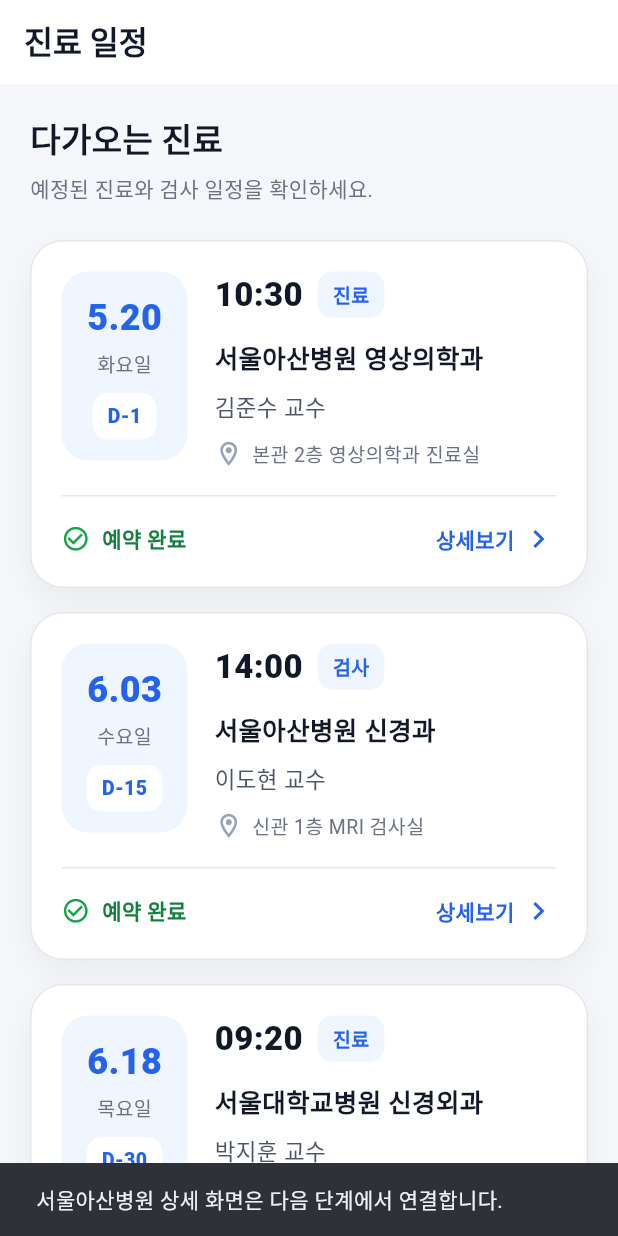
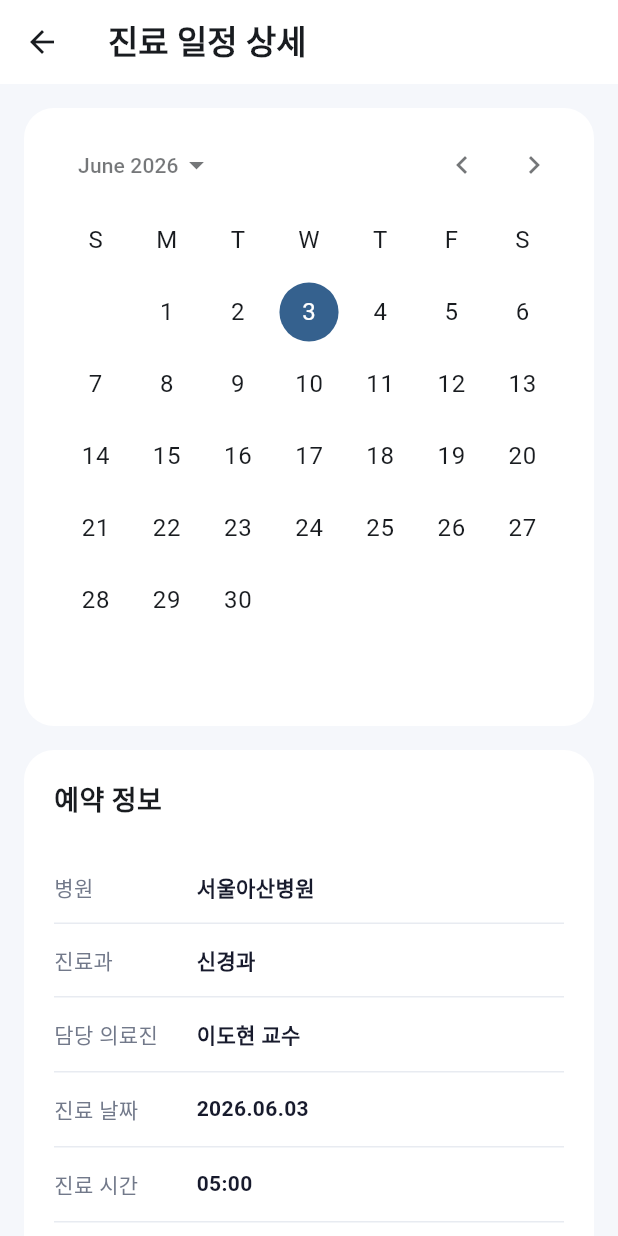
Before and after one commit to duddl6292/flutter-project, a Flutter app: the AppointmentListScreen screen opened by its route, after a tap on "6.03", on a phone screen of 412 x 824 dp. Run offline on Flutter 3.47's test engine with Material 3 defaults, Android fonts, the phone set to English and light mode, and no system bars; our stand-ins replace dio, firebase_core, firebase_messaging, flutter_local_notifications, flutter_riverpod, flutter_secure_storage and 1 more; accounts and stored records are empty.

Commit message:
예약 화면 기능 추가

```diff
--- a/mobile/lib/core/router/app_router.dart
+++ b/mobile/lib/core/router/app_router.dart
@@ -7,6 +7,8 @@
 import 'package:brainon_mobile/features/home/home_screen.dart';
 import 'package:flutter_riverpod/flutter_riverpod.dart';
 import 'package:go_router/go_router.dart';
+import 'package:brainon_mobile/features/appointment/appointment_detail_screen.dart';
+import 'package:brainon_mobile/shared/models/appointment.dart';
 
 final appRouterProvider = Provider<GoRouter>((ref) {
   final router = GoRouter(
@@ -49,6 +51,24 @@
           return const AppointmentListScreen();
         },
       ),
+
+      GoRoute(
+        path: '/appointments/detail',
+        name: RouteNames.appointmentDetail,
+        builder: (context, state) {
+          final appointment = state.extra;
+
+          if (appointment is! Appointment) {
+            return const AppointmentListScreen();
+          }
+
+          return AppointmentDetailScreen(
+            appointment: appointment,
+          );
+        },
+      ),
+
+
     ],
   );
 
--- a/mobile/lib/core/router/route_names.dart
+++ b/mobile/lib/core/router/route_names.dart
@@ -4,5 +4,6 @@
   static const patientHome = 'patientHome';
   static const home = 'home';
   //static const clinicianHome = 'clinicianHome';
-  static const appointments = 'appointments';
+  static const appointments = 'appointments'; //예약화면
+  static const appointmentDetail = 'appointmentDetail'; //예약데이터
 }
--- /dev/null
+++ b/mobile/lib/features/appointment/appointment_detail_screen.dart
@@ -0,0 +1,141 @@
+import 'package:flutter/material.dart';
+import 'package:brainon_mobile/shared/models/appointment.dart';
+
+class AppointmentDetailScreen extends StatelessWidget {
+  final Appointment appointment;
+
+  const AppointmentDetailScreen({super.key, required this.appointment});
+
+  @override
+  Widget build(BuildContext context) {
+    final DateTime date = appointment.scheduledAt;
+
+    final String hospital = appointment.hospitalName;
+
+    final String department = appointment.department;
+
+    final String doctor = appointment.doctorName;
+
+    final String time =
+        '${date.hour.toString().padLeft(2, '0')}:'
+        '${date.minute.toString().padLeft(2, '0')}';
+
+    final String location = appointment.location;
+
+    return Scaffold(
+      backgroundColor: const Color(0xFFF5F7FB),
+      appBar: AppBar(
+        title: const Text(
+          '진료 일정 상세',
+          style: TextStyle(fontWeight: FontWeight.w700),
+        ),
+        backgroundColor: Colors.white,
+        surfaceTintColor: Colors.white,
+        elevation: 0,
+      ),
+      body: SafeArea(
+        child: SingleChildScrollView(
+          padding: const EdgeInsets.all(16),
+          child: Column(
+            children: [
+              Container(
+                padding: const EdgeInsets.all(12),
+                decoration: BoxDecoration(
+                  color: Colors.white,
+                  borderRadius: BorderRadius.circular(20),
+                ),
+                child: CalendarDatePicker(
+                  initialDate: date,
+                  firstDate: DateTime(2025),
+                  lastDate: DateTime(2030),
+                  currentDate: DateTime.now(),
+                  onDateChanged: (_) {
+                    // 상세보기 화면이므로 날짜 변경은 하지 않음
+                  },
+                ),
+              ),
+              const SizedBox(height: 16),
+              Container(
+                width: double.infinity,
+                padding: const EdgeInsets.all(20),
+                decoration: BoxDecoration(
+                  color: Colors.white,
+                  borderRadius: BorderRadius.circular(20),
+                ),
+                child: Column(
+                  crossAxisAlignment: CrossAxisAlignment.start,
+                  children: [
+                    const Text(
+                      '예약 정보',
+                      style: TextStyle(
+                        fontSize: 18,
+                        fontWeight: FontWeight.bold,
+                      ),
+                    ),
+                    const SizedBox(height: 20),
+                    _InfoRow(label: '병원', value: hospital),
+                    _InfoRow(label: '진료과', value: department),
+                    _InfoRow(label: '담당 의료진', value: doctor),
+                    _InfoRow(
+                      label: '진료 날짜',
+                      value:
+                          '${date.year}.${date.month.toString().padLeft(2, '0')}.${date.day.toString().padLeft(2, '0')}',
+                    ),
+                    _InfoRow(label: '진료 시간', value: time),
+                    _InfoRow(label: '진료 장소', value: location, isLast: true),
+                  ],
+                ),
+              ),
+            ],
+          ),
+        ),
+      ),
+    );
+  }
+}
+
+class _InfoRow extends StatelessWidget {
+  final String label;
+  final String value;
+  final bool isLast;
+
+  const _InfoRow({
+    required this.label,
+    required this.value,
+    this.isLast = false,
+  });
+
+  @override
+  Widget build(BuildContext context) {
+    return Container(
+      padding: const EdgeInsets.symmetric(vertical: 14),
+      decoration: BoxDecoration(
+        border: isLast
+            ? null
+            : const Border(bottom: BorderSide(color: Color(0xFFE8EBF1))),
+      ),
+      child: Row(
+        crossAxisAlignment: CrossAxisAlignment.start,
+        children: [
+          SizedBox(
+            width: 95,
+            child: Text(
+              label,
+              style: const TextStyle(color: Color(0xFF72798A), fontSize: 14),
+            ),
+          ),
+          Expanded(
+            child: Text(
+              value,
+              style: const TextStyle(
+                color: Color(0xFF171A2C),
+                fontSize: 14,
+                fontWeight: FontWeight.w700,
+              ),
+            ),
+          ),
+        ],
+      ),
+    );
+  }
+}
--- a/mobile/lib/features/appointment/appointment_list_screen.dart
+++ b/mobile/lib/features/appointment/appointment_list_screen.dart
@@ -1,46 +1,27 @@
+import 'package:brainon_mobile/core/router/route_names.dart';
+import 'package:brainon_mobile/features/appointment/repositories/appointment_repository.dart';
+import 'package:brainon_mobile/shared/models/appointment.dart';
 import 'package:flutter/material.dart';
+import 'package:go_router/go_router.dart';
 
-class AppointmentListScreen extends StatelessWidget {
+class AppointmentListScreen extends StatefulWidget {
   const AppointmentListScreen({super.key});
 
-  static const List<Map<String, dynamic>> _appointments = [
-    {
-      'date': '5.20',
-      'day': '화요일',
-      'time': '10:30',
-      'type': '진료',
-      'hospital_name': '서울아산병원',
-      'department': '영상의학과',
-      'doctor_name': '김준수 교수',
-      'location': '본관 2층 영상의학과 진료실',
-      'd_day': 'D-1',
-      'status': '예약 완료',
-    },
-    {
-      'date': '6.03',
-      'day': '수요일',
-      'time': '14:00',
-      'type': '검사',
-      'hospital_name': '서울아산병원',
-      'department': '신경과',
-      'doctor_name': '이도현 교수',
-      'location': '신관 1층 MRI 검사실',
-      'd_day': 'D-15',
-      'status': '예약 완료',
-    },
-    {
-      'date': '6.18',
-      'day': '목요일',
-      'time': '09:20',
-      'type': '진료',
-      'hospital_name': '서울대학교병원',
-      'department': '신경외과',
-      'doctor_name': '박지훈 교수',
-      'location': '본관 3층 신경외과 진료실',
-      'd_day': 'D-30',
-      'status': '예약 완료',
-    },
-  ];
+  @override
+  State<AppointmentListScreen> createState() => _AppointmentListScreenState();
+}
+
+class _AppointmentListScreenState extends State<AppointmentListScreen> {
+  final AppointmentRepository _repository = AppointmentRepository();
+
+  late final Future<List<Appointment>> _appointmentsFuture;
+
+  @override
+  void initState() {
+    super.initState();
+
+    _appointmentsFuture = _repository.getAppointments();
+  }
 
   @override
   Widget build(BuildContext context) {
@@ -61,7 +42,29 @@
         centerTitle: false,
       ),
       body: SafeArea(
-        child: ListView(
+        child: FutureBuilder<List<Appointment>>(
+          future: _appointmentsFuture,
+          builder: (context, snapshot) {
+            if (snapshot.connectionState == ConnectionState.waiting) {
+              return const Center(child: CircularProgressIndicator());
+            }
+
+            if (snapshot.hasError) {
+              return Center(
+                child: Text(
+                  '예약 정보를 불러오지 못했습니다.\n${snapshot.error}',
+                  textAlign: TextAlign.center,
+                ),
+              );
+            }
+
+            final appointments = snapshot.data ?? <Appointment>[];
+
+            if (appointments.isEmpty) {
+              return const Center(child: Text('예정된 진료가 없습니다.'));
+            }
+
+            return ListView(
               padding: const EdgeInsets.fromLTRB(20, 20, 20, 32),
               children: [
                 const Text(
@@ -75,22 +78,18 @@
                 const SizedBox(height: 6),
                 const Text(
                   '예정된 진료와 검사 일정을 확인하세요.',
-              style: TextStyle(
-                fontSize: 14,
-                color: Color(0xFF6B7280),
-              ),
+                  style: TextStyle(fontSize: 14, color: Color(0xFF6B7280)),
                 ),
                 const SizedBox(height: 24),
-
-            ..._appointments.map(
+                ...appointments.map(
                   (appointment) => Padding(
                     padding: const EdgeInsets.only(bottom: 16),
-                child: _AppointmentCard(
-                  appointment: appointment,
-                ),
+                    child: _AppointmentCard(appointment: appointment),
                   ),
                 ),
               ],
+            );
+          },
         ),
       ),
     );
@@ -98,23 +97,17 @@
 }
 
 class _AppointmentCard extends StatelessWidget {
-  const _AppointmentCard({
-    required this.appointment,
-  });
+  const _AppointmentCard({required this.appointment});
 
-  final Map<String, dynamic> appointment;
+  final Appointment appointment;
 
   @override
   Widget build(BuildContext context) {
+    final scheduledAt = appointment.scheduledAt;
+
     return InkWell(
       onTap: () {
-        ScaffoldMessenger.of(context).showSnackBar(
-          SnackBar(
-            content: Text(
-              '${appointment['hospital_name']} 상세 화면은 다음 단계에서 연결합니다.',
-            ),
-          ),
-        );
+        context.pushNamed(RouteNames.appointmentDetail, extra: appointment);
       },
       borderRadius: BorderRadius.circular(22),
       child: Container(
@@ -122,9 +115,7 @@
         decoration: BoxDecoration(
           color: Colors.white,
           borderRadius: BorderRadius.circular(22),
-          border: Border.all(
-            color: const Color(0xFFE5E7EB),
-          ),
+          border: Border.all(color: const Color(0xFFE5E7EB)),
           boxShadow: const [
             BoxShadow(
               color: Color(0x0D000000),
@@ -140,23 +131,17 @@
               crossAxisAlignment: CrossAxisAlignment.start,
               children: [
                 _DateBox(
-                  date: appointment['date'] as String,
-                  day: appointment['day'] as String,
-                  dDay: appointment['d_day'] as String,
+                  date:
+                      '${scheduledAt.month}.${scheduledAt.day.toString().padLeft(2, '0')}',
+                  day: _weekdayText(scheduledAt),
+                  dDay: appointment.dDay,
                 ),
                 const SizedBox(width: 18),
-                Expanded(
-                  child: _AppointmentInfo(
-                    appointment: appointment,
-                  ),
-                ),
+                Expanded(child: _AppointmentInfo(appointment: appointment)),
               ],
             ),
             const SizedBox(height: 18),
-            const Divider(
-              height: 1,
-              color: Color(0xFFE5E7EB),
-            ),
+            const Divider(height: 1, color: Color(0xFFE5E7EB)),
             const SizedBox(height: 16),
             Row(
               children: [
@@ -167,7 +152,7 @@
                 ),
                 const SizedBox(width: 8),
                 Text(
-                  appointment['status'] as String,
+                  appointment.status,
                   style: const TextStyle(
                     color: Color(0xFF15803D),
                     fontSize: 14,
@@ -184,10 +169,7 @@
                   ),
                 ),
                 const SizedBox(width: 4),
-                const Icon(
-                  Icons.chevron_right,
-                  color: Color(0xFF2563EB),
-                ),
+                const Icon(Icons.chevron_right, color: Color(0xFF2563EB)),
               ],
             ),
           ],
@@ -195,14 +177,17 @@
       ),
     );
   }
+
+  String _weekdayText(DateTime date) {
+    const weekdays = ['월요일', '화요일', '수요일', '목요일', '금요일', '토요일', '일요일'];
+
+    return weekdays[date.weekday - 1];
+  }
 }
 
+// 날짜정보 클래스
 class _DateBox extends StatelessWidget {
-  const _DateBox({
-    required this.date,
-    required this.day,
-    required this.dDay,
-  });
+  const _DateBox({required this.date, required this.day, required this.dDay});
 
   final String date;
   final String day;
@@ -212,10 +197,7 @@
   Widget build(BuildContext context) {
     return Container(
       width: 84,
-      padding: const EdgeInsets.symmetric(
-        vertical: 14,
-        horizontal: 10,
-      ),
+      padding: const EdgeInsets.symmetric(vertical: 14, horizontal: 10),
       decoration: BoxDecoration(
         color: const Color(0xFFEFF6FF),
         borderRadius: BorderRadius.circular(18),
@@ -241,10 +223,7 @@
           ),
           const SizedBox(height: 10),
           Container(
-            padding: const EdgeInsets.symmetric(
-              horizontal: 10,
-              vertical: 6,
-            ),
+            padding: const EdgeInsets.symmetric(horizontal: 10, vertical: 6),
             decoration: BoxDecoration(
               color: Colors.white,
               borderRadius: BorderRadius.circular(10),
@@ -264,22 +243,27 @@
   }
 }
 
+//예약정보 클래스
 class _AppointmentInfo extends StatelessWidget {
-  const _AppointmentInfo({
-    required this.appointment,
-  });
+  const _AppointmentInfo({required this.appointment});
 
-  final Map<String, dynamic> appointment;
+  final Appointment appointment;
 
   @override
   Widget build(BuildContext context) {
+    final scheduledAt = appointment.scheduledAt;
+
+    final time =
+        '${scheduledAt.hour.toString().padLeft(2, '0')}:'
+        '${scheduledAt.minute.toString().padLeft(2, '0')}';
+
     return Column(
       crossAxisAlignment: CrossAxisAlignment.start,
       children: [
         Row(
           children: [
             Text(
-              appointment['time'] as String,
+              time,
               style: const TextStyle(
                 color: Color(0xFF111827),
                 fontSize: 22,
@@ -288,16 +272,13 @@
             ),
             const SizedBox(width: 10),
             Container(
-              padding: const EdgeInsets.symmetric(
-                horizontal: 10,
-                vertical: 6,
-              ),
+              padding: const EdgeInsets.symmetric(horizontal: 10, vertical: 6),
               decoration: BoxDecoration(
                 color: const Color(0xFFEFF6FF),
                 borderRadius: BorderRadius.circular(10),
               ),
               child: Text(
-                appointment['type'] as String,
+                appointment.type,
                 style: const TextStyle(
                   color: Color(0xFF2563EB),
                   fontSize: 13,
@@ -309,7 +290,7 @@
         ),
         const SizedBox(height: 14),
         Text(
-          '${appointment['hospital_name']} ${appointment['department']}',
+          '${appointment.hospitalName} ${appointment.department}',
           style: const TextStyle(
             color: Color(0xFF111827),
             fontSize: 17,
@@ -318,7 +299,7 @@
         ),
         const SizedBox(height: 8),
         Text(
-          appointment['doctor_name'] as String,
+          appointment.doctorName,
           style: const TextStyle(
             color: Color(0xFF4B5563),
             fontSize: 15,
@@ -337,7 +318,7 @@
             const SizedBox(width: 6),
             Expanded(
               child: Text(
-                appointment['location'] as String,
+                appointment.location,
                 style: const TextStyle(
                   color: Color(0xFF6B7280),
                   fontSize: 13,
--- /dev/null
+++ b/mobile/lib/features/appointment/repositories/appointment_repository.dart
@@ -0,0 +1,16 @@
+import 'package:brainon_mobile/shared/models/appointment.dart';
+import 'package:brainon_mobile/shared/mock/appointment_mock.dart';
+
+class AppointmentRepository {
+  Future<List<Appointment>> getAppointments() async {
+    await Future<void>.delayed(
+      const Duration(milliseconds: 300),
+    );
+
+    return appointmentMock
+        .map(
+          (json) => Appointment.fromJson(json),
+        )
+        .toList();
+  }
+}
--- a/mobile/lib/features/home/home_screen.dart
+++ b/mobile/lib/features/home/home_screen.dart
@@ -439,15 +439,6 @@
                     fontSize: 16,
                     fontWeight: FontWeight.w800,
                   ),
-                ),
-              ),
-              TextButton(
-                onPressed: () {
-                  context.pushNamed(RouteNames.appointments);
-                },
-                child: const Text(
-                  '더보기',
-                  style: TextStyle(color: subTextColor, fontSize: 13),
                 ),
               ),
             ],
--- a/mobile/lib/shared/mock/appointment_mock.dart
+++ b/mobile/lib/shared/mock/appointment_mock.dart
@@ -1,9 +1,7 @@
 const List<Map<String, dynamic>> appointmentMock = [
   {
     'appointment_id': 'appointment-001',
-    'date': '5.20',
-    'day': '화요일',
-    'time': '10:30',
+    'scheduled_at': '2026-05-20T10:30:00+09:00',
     'type': '진료',
     'hospital_name': '서울아산병원',
     'department': '영상의학과',
@@ -14,9 +12,7 @@
   },
   {
     'appointment_id': 'appointment-002',
-    'date': '6.03',
-    'day': '수요일',
-    'time': '14:00',
+    'scheduled_at': '2026-06-03T14:00:00+09:00',
     'type': '검사',
     'hospital_name': '서울아산병원',
     'department': '신경과',
@@ -27,9 +23,7 @@
   },
   {
     'appointment_id': 'appointment-003',
-    'date': '6.18',
-    'day': '목요일',
-    'time': '09:20',
+    'scheduled_at': '2026-06-18T09:20:00+09:00',
     'type': '진료',
     'hospital_name': '서울대학교병원',
     'department': '신경외과',
--- /dev/null
+++ b/mobile/lib/shared/models/appointment.dart
@@ -0,0 +1,39 @@
+class Appointment {
+  final String appointmentId;
+  final DateTime scheduledAt;
+  final String type;
+  final String hospitalName;
+  final String department;
+  final String doctorName;
+  final String location;
+  final String dDay;
+  final String status;
+
+  const Appointment({
+    required this.appointmentId,
+    required this.scheduledAt,
+    required this.type,
+    required this.hospitalName,
+    required this.department,
+    required this.doctorName,
+    required this.location,
+    required this.dDay,
+    required this.status,
+  });
+
+  factory Appointment.fromJson(Map<String, dynamic> json) {
+    return Appointment(
+      appointmentId: json['appointment_id']?.toString() ?? '',
+      scheduledAt: DateTime.parse(
+        json['scheduled_at']?.toString() ?? '',
+      ),
+      type: json['type']?.toString() ?? '',
+      hospitalName: json['hospital_name']?.toString() ?? '',
+      department: json['department']?.toString() ?? '',
+      doctorName: json['doctor_name']?.toString() ?? '',
+      location: json['location']?.toString() ?? '',
+      dDay: json['d_day']?.toString() ?? '',
+      status: json['status']?.toString() ?? '',
+    );
+  }
+}
```
Lines whose indentation alone changed are shown as unchanged.
